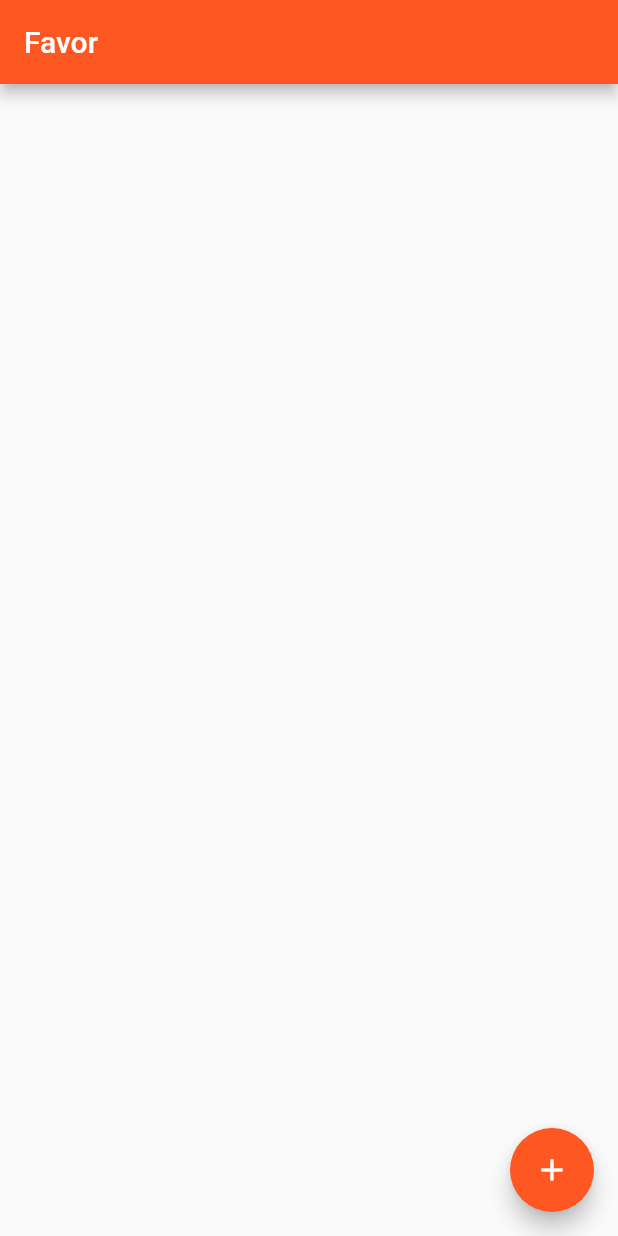
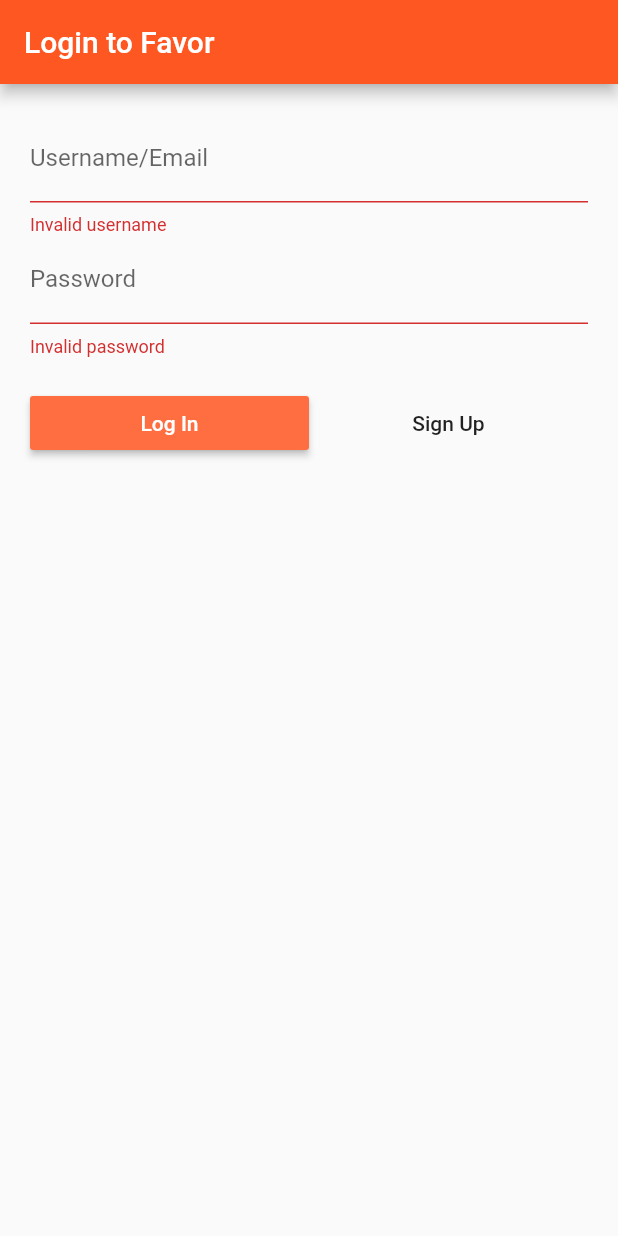
Before and after one commit to JackFly26/favor, a Flutter app: the screen it shows after launch, on a phone screen of 412 x 824 dp. Run offline on Flutter 3.47's test engine with Material 2 defaults, Android fonts, the phone set to English and light mode, and no system bars; our stand-ins replace cloud_firestore, firebase_auth; accounts and stored records are empty.

Commit message:
add user login

```diff
--- /dev/null
+++ b/lib/loginpage.dart
@@ -0,0 +1,172 @@
+import 'package:flutter/material.dart';
+import 'package:firebase_auth/firebase_auth.dart';
+import 'dart:async';
+
+abstract class BaseAuth {
+  Future<FirebaseUser> signIn(String email, String password);
+  Future<FirebaseUser> signUp(String email, String password);
+  Future<FirebaseUser> getCurrentUser();
+  Future<void> signOut();
+}
+
+class Auth implements BaseAuth {
+  Auth();
+  final FirebaseAuth _firebaseAuth = FirebaseAuth.instance;
+
+  Future<FirebaseUser> signIn(String email, String password) async {
+    return await _firebaseAuth.signInWithEmailAndPassword(
+        email: email, password: password);
+  }
+
+  Future<FirebaseUser> signUp(String email, String password) async {
+    return await _firebaseAuth.createUserWithEmailAndPassword(
+        email: email, password: password);
+  }
+
+  Future<FirebaseUser> getCurrentUser() async {
+    return await _firebaseAuth.currentUser();
+  }
+
+  Future<void> signOut() async {
+    return _firebaseAuth.signOut();
+  }
+}
+
+class LoginPage extends StatefulWidget {
+  final BaseAuth auth;
+  final VoidCallback onSignedIn;
+  const LoginPage({Key key, this.auth, this.onSignedIn}) : super(key: key);
+  LoginPageState createState() {
+    return LoginPageState();
+  }
+}
+
+enum formMode { LOGIN, SIGNUP }
+
+class LoginPageState extends State<LoginPage> {
+  String username, password;
+  String errorMessage;
+  bool _isIos = false;
+  final GlobalKey<FormState> _key = GlobalKey<FormState>();
+  final RegExp unVal =
+      RegExp(r"(^[a-zA-Z0-9_.+-]+@[a-zA-Z0-9-]+\.[a-zA-Z0-9-.]+$)");
+  final RegExp pwVal = RegExp(
+      r"^(((?=.*[a-z])(?=.*[A-Z]))|((?=.*[a-z])(?=.*[0-9]))|((?=.*[A-Z])(?=.*[0-9])))(?=.{6,})");
+  formMode mode = formMode.LOGIN;
+  _validateAndSubmit(String username, String password) async {
+    setState(() {
+      errorMessage = "";
+    });
+    if (_validateAndSave()) {
+      String userId = "";
+      try {
+        if (mode == formMode.LOGIN) {
+          userId = (await widget.auth.signIn(username, password)).uid;
+          print('Signed in: $userId');
+        } else {
+          print(password);
+          userId = (await widget.auth.signUp(username, password)).uid;
+          print('Signed up user: $userId');
+        }
+        if (userId.length > 0 && userId != null) {
+          widget.onSignedIn();
+        }
+      } catch (e) {
+        print('Error: $e');
+        setState(() {
+          if (_isIos) {
+            errorMessage = e.details;
+          } else
+            errorMessage = e.message;
+        });
+      }
+    }
+  }
+
+  bool _validateAndSave() {
+    return true;
+  }
+
+  Widget _showError() {
+    if (errorMessage != null && errorMessage.length > 0) {
+      return new Text(
+        errorMessage,
+        style: TextStyle(
+            fontSize: 13.0,
+            color: Colors.red,
+            height: 1.0,
+            fontWeight: FontWeight.w300),
+      );
+    } else
+      return Text("");
+  }
+
+  @override
+  Widget build(BuildContext context) {
+    return Scaffold(
+        appBar: AppBar(
+          title: Text("Login to Favor"),
+        ),
+        body: Container(
+            padding: EdgeInsets.all(20.0),
+            child: Form(
+                key: _key,
+                autovalidate: true,
+                child: Column(
+                  children: <Widget>[
+                    TextFormField(
+                      decoration: InputDecoration(labelText: "Username/Email"),
+                      keyboardType: TextInputType.text,
+                      onSaved: (val) => username = val,
+                      validator: (val) =>
+                          unVal.hasMatch(val) ? null : "Invalid username",
+                    ),
+                    TextFormField(
+                      decoration: InputDecoration(labelText: "Password"),
+                      keyboardType: TextInputType.text,
+                      obscureText: true,
+                      onSaved: (val) => password = val,
+                      validator: (val) =>
+                          pwVal.hasMatch(val) ? null : "Invalid password",
+                    ),
+                    Container(
+                      child: Row(
+                        children: <Widget>[
+                          Expanded(
+                            child: RaisedButton(
+                              child: Text(
+                                mode == formMode.LOGIN ? "Log In" : "Sign Up",
+                                style: TextStyle(color: Colors.white),
+                              ),
+                              onPressed: () {
+                                _key.currentState.save();
+                                _validateAndSubmit(username, password);
+                              },
+                              color: Colors.deepOrangeAccent,
+                            ),
+                          ),
+                          Expanded(
+                            child: FlatButton(
+                              child: Text(mode == formMode.LOGIN
+                                  ? "Sign Up"
+                                  : "Have an account? Sign in"),
+                              onPressed: () {
+                                _key.currentState.reset();
+                                errorMessage = "";
+                                setState(() {
+                                  mode = mode == formMode.LOGIN
+                                      ? formMode.SIGNUP
+                                      : formMode.LOGIN;
+                                });
+                              },
+                            ),
+                          ),
+                        ],
+                      ),
+                      margin: EdgeInsets.only(top: 20.0),
+                    ),
+                    _showError(),
+                  ],
+                ))));
+  }
+}
--- a/lib/main.dart
+++ b/lib/main.dart
@@ -1,157 +1,17 @@
 import 'package:flutter/material.dart';
-import 'package:cloud_firestore/cloud_firestore.dart';
+import 'loginpage.dart';
+import 'rootpage.dart';
 
-void main() => runApp(new MyApp());
+void main() => runApp(MyApp());
 
 class MyApp extends StatelessWidget {
   const MyApp();
 
   @override
   Widget build(BuildContext context) {
-    return new MaterialApp(
+    return MaterialApp(
         title: 'Favor',
-        home: const MyHomePage(title: 'Favor'),
-        theme: new ThemeData(primarySwatch: Colors.deepOrange));
+        home: RootPage(auth: Auth()),
+        theme: ThemeData(primarySwatch: Colors.deepOrange));
   }
 }
-
-class AddFavor extends StatefulWidget {
-  @override
-  AddFavorState createState() {
-    return new AddFavorState();
-  }
-}
-
-class AddFavorState extends State<AddFavor> {
-  final GlobalKey<FormState> _formKey = new GlobalKey<FormState>();
-  String favor, ower, receiver;
-
-  @override
-  Widget build(BuildContext context) {
-    return new Scaffold(
-        appBar: new AppBar(title: new Text("Submit a Favor")),
-        body: Builder(
-          builder: (context) => Container(
-              padding: new EdgeInsets.all(20.0),
-              child: Form(
-                  autovalidate: false,
-                  key: _formKey,
-                  child: Column(
-                    children: <Widget>[
-                      new TextFormField(
-                          validator: (val) =>
-                              val.isEmpty ? 'Name is required' : null,
-                          onSaved: (fav) => favor = fav,
-                          keyboardType: TextInputType.text,
-                          decoration:
-                              new InputDecoration(labelText: "Favor Name")),
-                      new TextFormField(
-                          validator: (val) =>
-                              val.isEmpty ? 'Ower is required' : null,
-                          onSaved: (owe) => ower = owe,
-                          keyboardType: TextInputType.text,
-                          decoration: new InputDecoration(
-                              labelText: "Ower of the Favor")),
-                      new TextFormField(
-                          validator: (val) =>
-                              val.isEmpty ? 'Receiver is required' : null,
-                          onSaved: (rec) => receiver = rec,
-                          keyboardType: TextInputType.text,
-                          decoration: new InputDecoration(
-                              labelText: "Reciever of the Favor")),
-                      new Container(
-                        child: new RaisedButton(
-                          child: new Text(
-                            'Add',
-                            style: new TextStyle(color: Colors.white),
-                          ),
-                          onPressed: () {
-                            if (_formKey.currentState.validate()) {
-                              _formKey.currentState.save();
-                              Firestore.instance.collection('favor').add({
-                                "Favor": favor,
-                                "Ower": ower,
-                                "Receiver": receiver
-                              });
-                              Navigator.pop(context);
-                            } else {
-                              Scaffold.of(context).showSnackBar(SnackBar(
-                                content: Text("Please fill out all of the fields."),
-                                backgroundColor: Colors.redAccent,
-                                duration: Duration(seconds: 2),
-                              ));
-                            }
-                          },
-                          color: Colors.deepOrangeAccent,
-                        ),
-                        margin: new EdgeInsets.only(top: 20.0),
-                      )
-                    ],
-                  ))),
-        ));
-  }
-}
-
-class MyHomePage extends StatelessWidget {
-  const MyHomePage({Key key, this.title}) : super(key: key);
-
-  final String title;
-
-  @override
-  Widget build(BuildContext context) {
-    return new Scaffold(
-      appBar: new AppBar(title: new Text(title)),
-      body: new StreamBuilder(
-          stream: Firestore.instance.collection('favor').snapshots(),
-          builder: (context, snapshot) {
-            if (!snapshot.hasData) return const Text('Loading...');
-            return new ListView.builder(
-                itemCount: snapshot.data.documents.length,
-                padding: const EdgeInsets.only(top: 10.0),
-                itemExtent: 55.0,
-                itemBuilder: (context, index) {
-                  DocumentSnapshot document = snapshot.data.documents[index];
-                  return Dismissible(
-                    background: Container(color: Colors.red),
-                    key: new Key('dismissible'),
-                    child: ListTile(
-                        key: new ValueKey(document.documentID),
-                        title: new Container(
-                          decoration: new BoxDecoration(
-                            border:
-                                new Border.all(color: const Color(0x80000000)),
-                            borderRadius: new BorderRadius.circular(5.0),
-                          ),
-                          padding: const EdgeInsets.all(10.0),
-                          child: new Row(
-                            children: <Widget>[
-                              new Expanded(
-                                child: new Text(
-                                    "${document['Ower']} to ${document['Receiver']}"),
-                              ),
-                              new Text(
-                                document['Favor'],
-                              ),
-                            ],
-                          ),
-                        )),
-                    onDismissed: (dir) =>
-                        Firestore.instance.runTransaction((transaction) async {
-                          await Firestore.instance
-                              .collection('favor')
-                              .document(document.documentID)
-                              .delete();
-                        }),
-                  );
-                });
-          }),
-      floatingActionButton: new FloatingActionButton(
-          onPressed: () {
-            Navigator.push(context,
-                new MaterialPageRoute(builder: (context) => new AddFavor()));
-          },
-          tooltip: "Create a Favor",
-          child: new Icon(Icons.add)),
-    );
-  }
-}
--- /dev/null
+++ b/lib/rootpage.dart
@@ -0,0 +1,92 @@
+import 'package:favor/loginpage.dart';
+import 'package:favor/homepage.dart';
+import 'package:flutter/material.dart';
+
+class RootPage extends StatefulWidget {
+  RootPage({this.auth});
+
+  final BaseAuth auth;
+
+  @override
+  State<StatefulWidget> createState() => new _RootPageState();
+}
+
+enum AuthStatus {
+  NOT_DETERMINED,
+  NOT_LOGGED_IN,
+  LOGGED_IN,
+}
+
+class _RootPageState extends State<RootPage> {
+  AuthStatus authStatus = AuthStatus.NOT_DETERMINED;
+  String _userId = "";
+
+  @override
+  void initState() {
+    super.initState();
+    widget.auth.getCurrentUser().then((user) {
+      setState(() {
+        print(user);
+        if (user != null) {
+          _userId = user.uid;
+        }
+        authStatus =
+            user == null ? AuthStatus.NOT_LOGGED_IN : AuthStatus.LOGGED_IN;
+      });
+    });
+  }
+
+  void _onLoggedIn() {
+    widget.auth.getCurrentUser().then((user){
+      setState(() {
+        _userId = user.uid;
+      });
+    });
+    setState(() {
+      authStatus = AuthStatus.LOGGED_IN;
+
+    });
+  }
+
+  void _onSignedOut() {
+    setState(() {
+      authStatus = AuthStatus.NOT_LOGGED_IN;
+      _userId = "";
+    });
+  }
+
+  Widget _buildWaitingScreen() {
+    return Scaffold(
+      body: Container(
+        alignment: Alignment.center,
+        child: CircularProgressIndicator(),
+      ),
+    );
+  }
+
+  @override
+  Widget build(BuildContext context) {
+    switch (authStatus) {
+      case AuthStatus.NOT_DETERMINED:
+        return _buildWaitingScreen();
+        break;
+      case AuthStatus.NOT_LOGGED_IN:
+        return new LoginPage(
+          auth: widget.auth,
+          onSignedIn: _onLoggedIn,
+        );
+        break;
+      case AuthStatus.LOGGED_IN:
+        if (_userId.length > 0 && _userId != null) {
+          return new MyHomePage(
+            userId: _userId,
+            auth: widget.auth,
+            onSignedOut: _onSignedOut,
+          );
+        } else return _buildWaitingScreen();
+        break;
+      default:
+        return _buildWaitingScreen();
+    }
+  }
+}
--- a/pubspec.yaml
+++ b/pubspec.yaml
@@ -1,5 +1,5 @@
 name: favor
-description: A new Flutter project.
+description: An app that keeps track of favors.
 
 # The following defines the version and build number for your application.
 # A version number is three numbers separated by dots, like 1.2.43
@@ -16,6 +16,7 @@ dependencies:
   flutter:
     sdk: flutter
   cloud_firestore: ^0.7.3
+  firebase_auth: ^0.6.6
 
   # The following adds the Cupertino Icons font to your application.
   # Use with the CupertinoIcons class for iOS style icons.
```
Also changed, not shown: lib/addfavor.dart (added, +78 -0 lines), lib/homepage.dart (added, +76 -0 lines), pubspec.lock, 1 other file.
